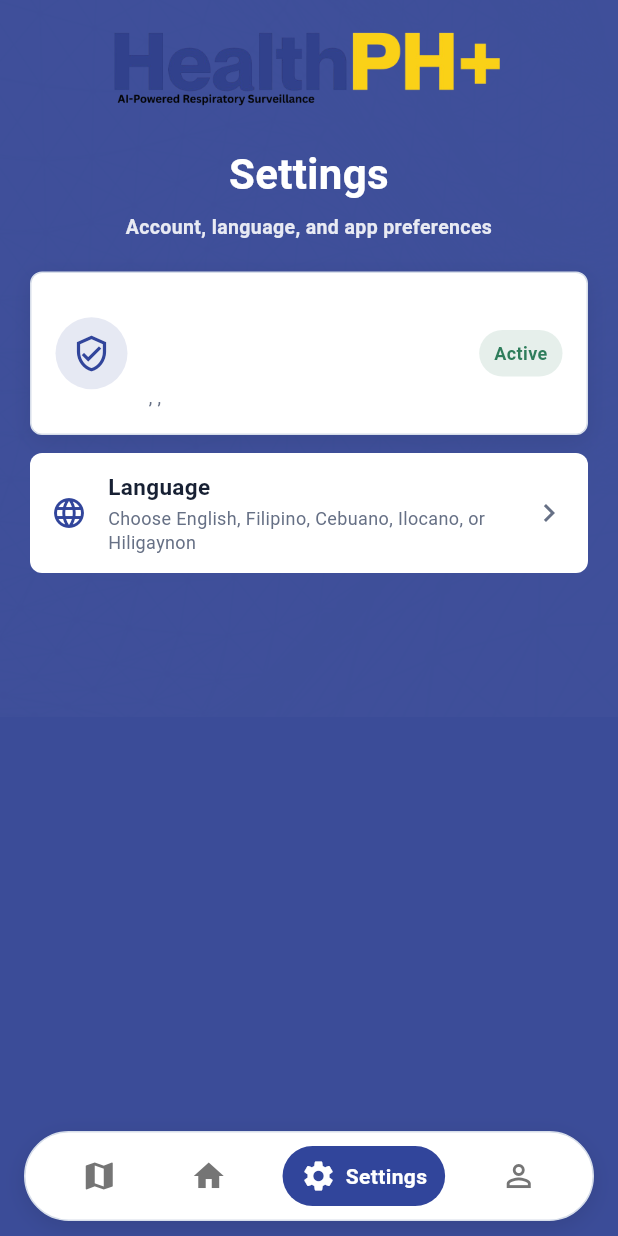
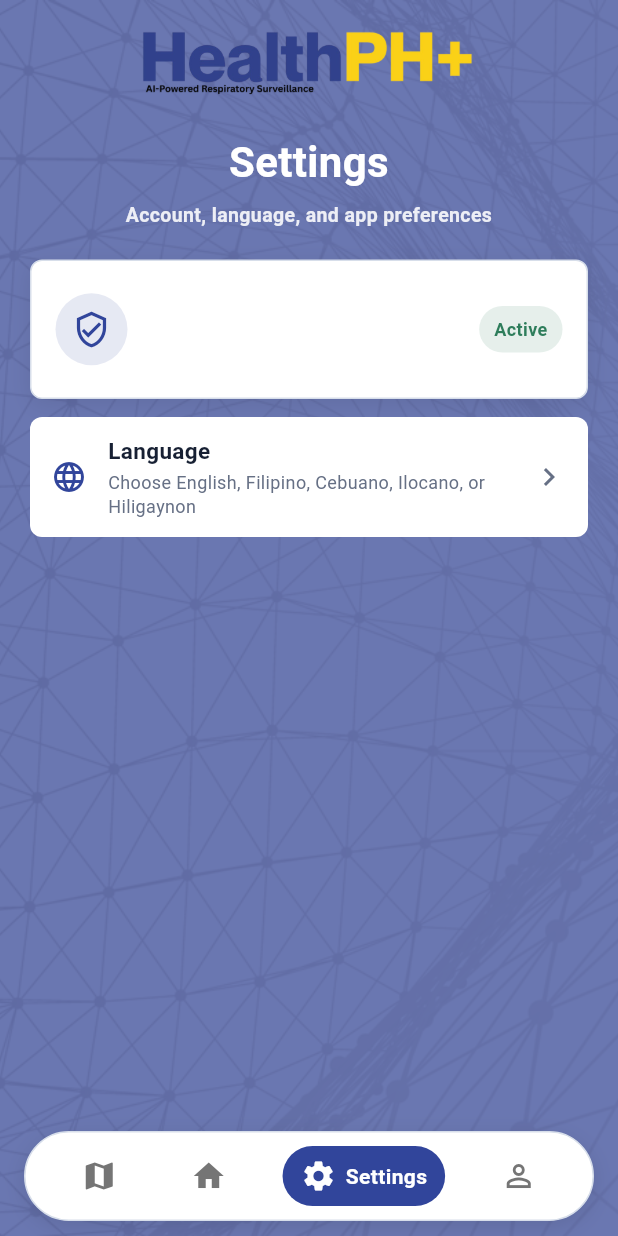
Before and after one commit to 008yam/HealthPH_Plus, a Flutter app: the SettingsPage screen opened directly, on a phone screen of 412 x 824 dp. Run offline on Flutter 3.47's test engine with Material 3 defaults, Android fonts, the light colour scheme and no system bars; our stand-ins replace flutter_map, latlong2, share_plus, sqflite; accounts and stored records are empty.

Commit message:
Rearrangement of Settings page and Self-Report notification Tweaks.

```diff
--- a/lib/pages/settings_page.dart
+++ b/lib/pages/settings_page.dart
@@ -16,24 +16,24 @@ class SettingsPage extends StatelessWidget {
     final maxContentWidth = isTablet ? 620.0 : Responsive.formMaxWidth(context);
 
     return Scaffold(
-      backgroundColor: AppTheme.pageBlue,
-      body: Stack(
-        children: [
-          Positioned.fill(
-            child: Image.asset(
-              'assets/images/Backdrop1.png',
-              fit: BoxFit.cover,
-              opacity: const AlwaysStoppedAnimation(0.10),
-            ),
-          ),
-          Positioned.fill(
-            child: ColoredBox(color: AppTheme.pageBlue.withValues(alpha: 0.82)),
-          ),
-          SafeArea(
+    extendBody: true,
+    backgroundColor: AppTheme.pageBlue,
+    body: Container(
+      width: double.infinity,
+      height: double.infinity,
+      decoration: const BoxDecoration(
+        color: AppTheme.pageBlue,
+        image: DecorationImage(
+          image: AssetImage('assets/images/Backdrop1.png'),
+          fit: BoxFit.cover,
+          opacity: 0.24,
+        ),
+      ),
+      child: SafeArea(
             child: SingleChildScrollView(
               padding: EdgeInsets.fromLTRB(
                 Responsive.pagePadding(context),
-                isTablet ? 30 : 20,
+                Responsive.pagePadding(context),
                 Responsive.pagePadding(context),
                 96,
               ),
@@ -46,7 +46,7 @@ class SettingsPage extends StatelessWidget {
                       Center(
                         child: Image.asset(
                           'assets/images/healthphplusbarlogo.png',
-                          height: isTablet ? 72 : 54,
+                          height: isTablet ? 64 : 46,
                         ),
                       ),
                       SizedBox(height: isTablet ? 30 : 22),
@@ -92,8 +92,7 @@ class SettingsPage extends StatelessWidget {
                 ),
               ),
             ),
-          ),
-        ],
+        ),
       ),
       bottomNavigationBar: const FloatingNavBar(selectedIndex: 2),
     );
@@ -142,7 +141,11 @@ class _ProfileCard extends StatelessWidget {
                 const SizedBox(height: 4),
                 Text(
                   isLoggedIn
-                      ? "${profile!.email}\n${profile!.role}\n${profile!.locationLabel}"
+                      ? [
+                          profile!.email,
+                          profile!.role,
+                          if (profile!.hasAddress) profile!.locationLabel,
+                        ].join("\n")
                       : "Login or create an account to save your profile details.",
                   maxLines: isLoggedIn ? 4 : 2,
                   overflow: TextOverflow.ellipsis,
```
Also changed, not shown: lib/login_page.dart (+9 -6 lines), lib/pages/data_collection_page.dart (+35 -14 lines), lib/pages/health_literacy_page.dart (+14 -3 lines), lib/services/location_data_services.dart (+55 -4 lines).
